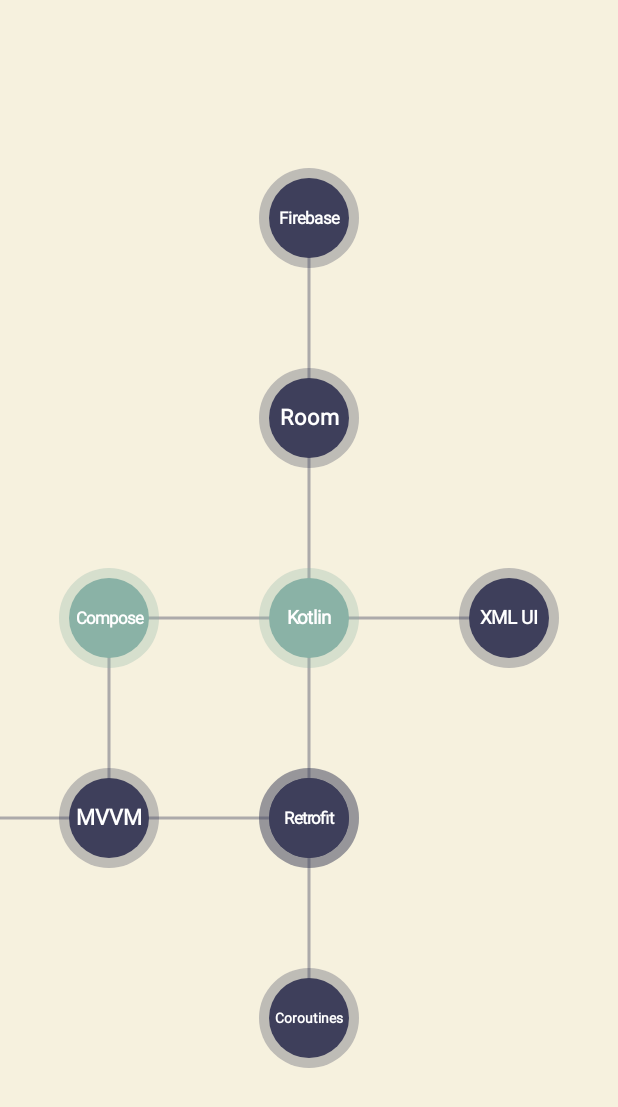
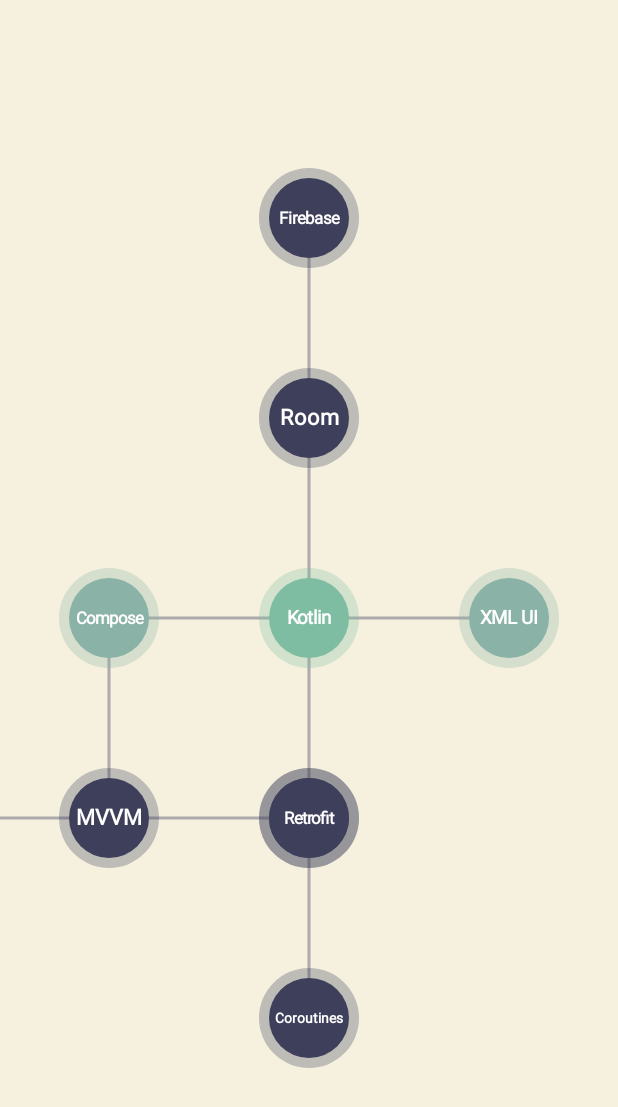
Before and after one commit to ko-tarou/DevTree, an Android app built with Jetpack Compose: the screen it shows after launch (MainActivity), on a phone screen of 412 x 824 dp. Shown: the top 1107 px of the screen. Run offline under Robolectric (Android 15) with nearby library versions, the phone set to English and light mode, and no system bars.

Commit message:
add レベルの変更を追加

```diff
--- a/app/src/main/java/com/example/devtree/ui/SkillTreeScreen.kt
+++ b/app/src/main/java/com/example/devtree/ui/SkillTreeScreen.kt
@@ -15,8 +15,12 @@ import androidx.compose.ui.graphics.graphicsLayer
 import androidx.compose.ui.graphics.nativeCanvas
 import androidx.compose.ui.graphics.toArgb
 import androidx.compose.ui.input.pointer.pointerInput
+import androidx.compose.ui.text.font.FontWeight
+import androidx.compose.ui.unit.dp
+import androidx.compose.ui.unit.sp
 import androidx.lifecycle.viewmodel.compose.viewModel
 import com.example.devtree.viewmodel.SkillTreeViewModel
+import com.example.devtree.model.SkillNode
 import kotlinx.coroutines.launch
 import kotlin.math.sqrt
 
@@ -31,20 +35,38 @@ fun SkillTreeScreen(viewModel: SkillTreeViewModel = viewModel()) {
     val sheetState = rememberModalBottomSheetState(ModalBottomSheetValue.Hidden)
     val coroutineScope = rememberCoroutineScope()
 
-    // 🎨 カラーパレット定義
     val BgColor = Color(0xFFF6F1DE)
     val LineColor = Color(0xFF3E3F5B)
-    val NodeLockedColor = Color(0xFF3E3F5B)
-    val NodeLvLow = Color(0xFF8AB2A6)
-    val NodeLvHigh = Color(0xFFACD3A8)
     val TextColor = Color(0xFFFFFFFF)
+
+    val LevelColors = listOf(
+        Color(0xFF3E3F5B),
+        Color(0xFF8AB2A6),
+        Color(0xFF7FBDA3),
+        Color(0xFF94CFAA),
+        Color(0xFFA2D6A8),
+        Color(0xFFACD3A8)
+    )
+
+    // 🟢 Sheetが閉じたときにレベルを反映
+    LaunchedEffect(sheetState.isVisible) {
+        if (!sheetState.isVisible) {
+            selectedSkill?.let { skill ->
+                viewModel.pendingLevelChange?.let { newLevel ->
+                    viewModel.updateSkillLevel(skill, newLevel)
+                    viewModel.clearPendingLevelChange()
+                }
+                viewModel.selectedSkill = null  // ノード選択解除
+            }
+        }
+    }
 
     ModalBottomSheetLayout(
         sheetState = sheetState,
         sheetContent = {
             selectedSkill?.let { skill ->
                 SkillDetailSheet(skill) { newLevel ->
-                    viewModel.updateSkillLevel(skill, newLevel)
+                    viewModel.setPendingLevel(newLevel)
                 }
             }
         }
@@ -71,8 +93,8 @@ fun SkillTreeScreen(viewModel: SkillTreeViewModel = viewModel()) {
                     .pointerInput(Unit) {
                         detectTapGestures { tapOffset ->
                             val centerOffset = Offset(
-                                (size.width / 2).toFloat(),
-                                (size.height / 2).toFloat()
+                                size.width / 2f,
+                                size.height / 2f
                             )
                             val adjustedTap = (tapOffset - offset) / scale - centerOffset
                             val tappedSkill = positions.entries.find { (id, pos) ->
@@ -108,27 +130,20 @@ fun SkillTreeScreen(viewModel: SkillTreeViewModel = viewModel()) {
                 // ノード描画
                 skills.forEach { skill ->
                     val pos = positions[skill.id]?.plus(centerOffset) ?: return@forEach
+                    val levelIndex = skill.level.coerceIn(0, 5)
+                    val nodeColor = LevelColors[levelIndex]
 
-                    val nodeColor = if (skill.unlocked) {
-                        if (skill.level < 3) NodeLvLow else NodeLvHigh
-                    } else {
-                        NodeLockedColor
-                    }
-
-                    // 光彩（背景ぼかし効果）
                     drawCircle(
                         color = nodeColor.copy(alpha = 0.3f),
                         radius = 50f,
                         center = pos
                     )
-
                     drawCircle(
                         color = nodeColor,
                         radius = 40f,
                         center = pos
                     )
 
-                    // 文字サイズ調整（長さに応じて）
                     val baseFontSize = 22f
                     val adjustedFontSize = when {
                         skill.name.length <= 4 -> baseFontSize
@@ -137,7 +152,6 @@ fun SkillTreeScreen(viewModel: SkillTreeViewModel = viewModel()) {
                         else -> baseFontSize * 0.65f
                     }
 
-                    // テキスト中央描画
                     drawContext.canvas.nativeCanvas.apply {
                         val paint = android.graphics.Paint().apply {
                             color = TextColor.toArgb()
@@ -157,3 +171,23 @@ fun SkillTreeScreen(viewModel: SkillTreeViewModel = viewModel()) {
         }
     }
 }
+
+@Composable
+fun SkillDetailSheet(skill: SkillNode, setPendingLevel: (Int) -> Unit) {
+    var tempLevel by remember(skill.id) { mutableStateOf(skill.level.toFloat()) }
+
+    Column(modifier = Modifier.padding(16.dp)) {
+        Text("Skill: ${skill.name}", fontSize = 20.sp, fontWeight = FontWeight.Bold)
+        Spacer(modifier = Modifier.height(8.dp))
+        Text("Level: ${tempLevel.toInt()}/${skill.maxLevel}", fontSize = 16.sp)
+        Spacer(modifier = Modifier.height(8.dp))
+        Slider(
+            value = tempLevel,
+            onValueChange = { newValue ->
+                tempLevel = newValue
+                setPendingLevel(newValue.toInt())
+            },
+            valueRange = 0f..skill.maxLevel.toFloat()
+        )
+    }
+}
```
Also changed, not shown: app/src/main/java/com/example/devtree/ui/SkillDetailSheet.kt (deleted, +0 -26 lines), app/src/main/java/com/example/devtree/viewmodel/SkillTreeViewModel.kt (+11 -0 lines).
